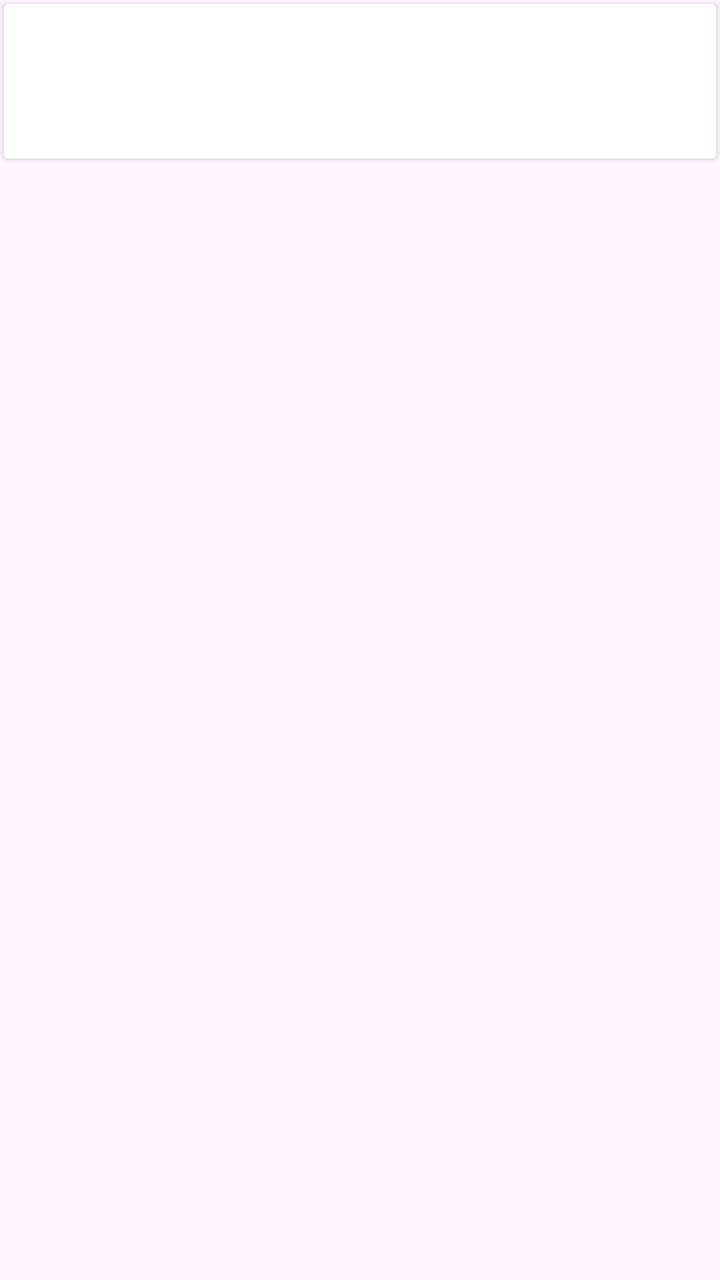
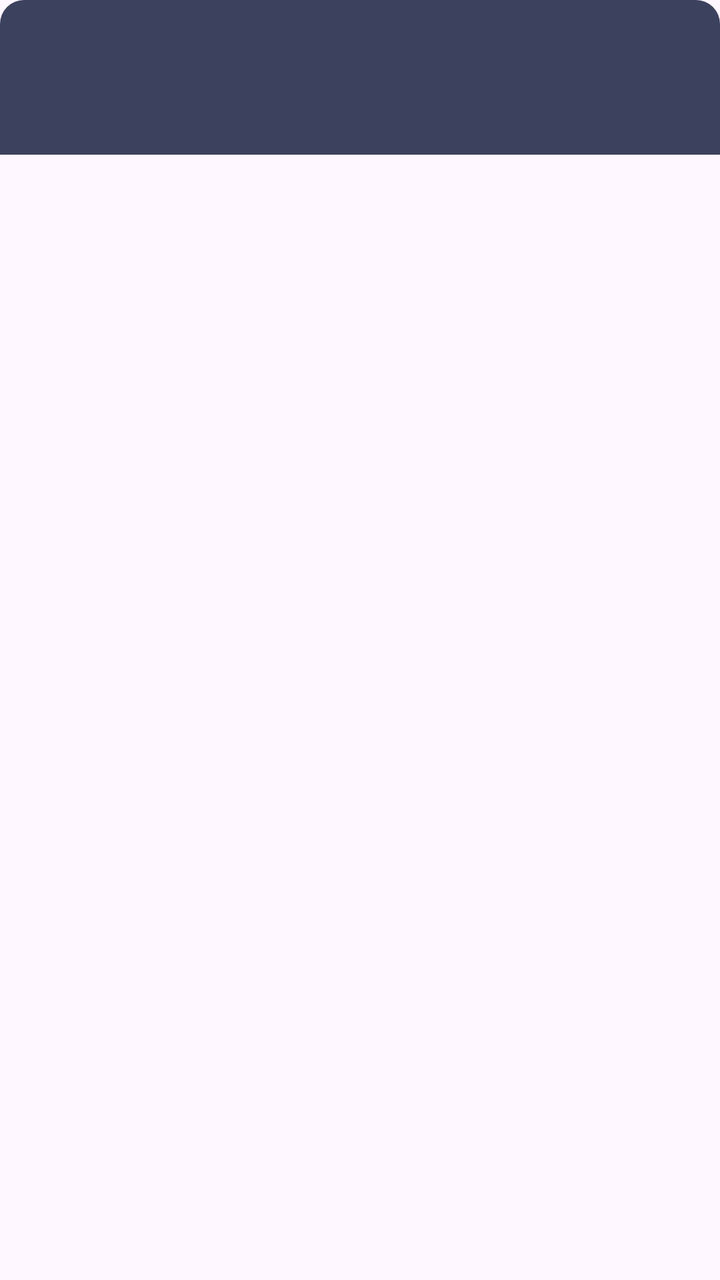

Compare the two renders of this Android layout. The source of the first and the diff that turns it into the second are given below.
<!-- AndroidManifest.xml: application theme Base.Theme.MainApp -->
<!-- res/layout/item_wordpress.xml -->
<?xml version="1.0" encoding="utf-8"?>
<LinearLayout xmlns:android="http://schemas.android.com/apk/res/android"
    android:layout_width="match_parent"
    android:layout_height="wrap_content"
    android:layout_marginHorizontal="5sp"
    android:layout_marginBottom="10sp"
    android:orientation="vertical">

    <androidx.cardview.widget.CardView
        android:layout_width="match_parent"
        android:layout_height="wrap_content"
        android:layout_gravity="center"
        android:layout_margin="2dp"
        android:elevation="3dp"
        android:foreground="?android:attr/selectableItemBackground">

        <RelativeLayout
            android:layout_width="match_parent"
            android:layout_height="wrap_content">

            <TextView
                android:id="@+id/title"
                android:layout_width="wrap_content"
                android:layout_height="wrap_content"
                android:paddingLeft="16dp"
                android:paddingTop="10dp"
                android:paddingRight="16dp"
                android:paddingBottom="8dp"
                android:textColor="@color/dark"
                android:textSize="18sp" />

            <TextView
                android:id="@+id/content"
                android:layout_width="match_parent"
                android:layout_height="wrap_content"
                android:layout_below="@id/title"
                android:ellipsize="end"
                android:maxLines="3"
                android:paddingLeft="16dp"
                android:paddingRight="16dp"
                android:paddingBottom="16dp" />

        </RelativeLayout>

    </androidx.cardview.widget.CardView>

</LinearLayout>
<!-- resources referenced by this layout -->
<resources>
  <color name="dark">#000000</color>
  <style name="Base.Theme.MainApp" parent="Theme.Material3.DayNight.NoActionBar">
          <item name="android:statusBarColor">@color/white</item>
          <item name="android:windowLightStatusBar">true</item>
          
          <item name="colorPrimary">@color/colorPrimary</item>
          <item name="colorPrimaryDark">@color/basic_2</item>
          <item name="colorAccent">@color/basic_2</item>
          <item name="color">@color/white</item>
          <item name="background">@color/basic_2</item>
          <item name="tickColor">@color/basic_2</item>
          <item name="trackColor">@color/basic_2</item>
          <item name="colorOnBackground">@color/white</item>
          <item name="colorError">@color/dark</item>
          <item name="colorOnError">@color/basic_2</item>
      </style>
  <color name="white">#ffffff</color>
  <color name="colorPrimary">#fff</color>
      //Needed
  <color name="basic_2">#3c415e</color>
</resources>

<!-- the commit's change to res/layout/item_wordpress.xml (unified diff, before → after) -->
@@ -1,47 +1,43 @@
 <?xml version="1.0" encoding="utf-8"?>
-<LinearLayout xmlns:android="http://schemas.android.com/apk/res/android"
+<com.google.android.material.card.MaterialCardView xmlns:android="http://schemas.android.com/apk/res/android"
+    xmlns:app="http://schemas.android.com/apk/res-auto"
     android:layout_width="match_parent"
     android:layout_height="wrap_content"
     android:layout_marginHorizontal="5sp"
     android:layout_marginBottom="10sp"
-    android:orientation="vertical">
+    android:foreground="?android:attr/selectableItemBackground"
+    app:cardCornerRadius="12dp"
+    app:strokeWidth="0dp">
 
-    <androidx.cardview.widget.CardView
+    <LinearLayout
         android:layout_width="match_parent"
         android:layout_height="wrap_content"
-        android:layout_gravity="center"
-        android:layout_margin="2dp"
-        android:elevation="3dp"
-        android:foreground="?android:attr/selectableItemBackground">
+        android:background="?background"
+        android:orientation="vertical">
 
-        <RelativeLayout
+        <TextView
+            android:id="@+id/title"
             android:layout_width="match_parent"
-            android:layout_height="wrap_content">
+            android:layout_height="wrap_content"
+            android:paddingLeft="16dp"
+            android:paddingTop="10dp"
+            android:paddingRight="16dp"
+            android:paddingBottom="8dp"
+            android:textColor="@color/white"
+            android:textSize="18sp"
+            android:textStyle="bold" />
 
-            <TextView
-                android:id="@+id/title"
-                android:layout_width="wrap_content"
-                android:layout_height="wrap_content"
-                android:paddingLeft="16dp"
-                android:paddingTop="10dp"
-                android:paddingRight="16dp"
-                android:paddingBottom="8dp"
-                android:textColor="@color/dark"
-                android:textSize="18sp" />
+        <TextView
+            android:id="@+id/content"
+            android:layout_width="match_parent"
+            android:layout_height="wrap_content"
+            android:ellipsize="end"
+            android:maxLines="3"
+            android:paddingLeft="16dp"
+            android:paddingRight="16dp"
+            android:paddingBottom="16dp"
+            android:textColor="@color/white" />
 
-            <TextView
-                android:id="@+id/content"
-                android:layout_width="match_parent"
-                android:layout_height="wrap_content"
-                android:layout_below="@id/title"
-                android:ellipsize="end"
-                android:maxLines="3"
-                android:paddingLeft="16dp"
-                android:paddingRight="16dp"
-                android:paddingBottom="16dp" />
+    </LinearLayout>
 
-        </RelativeLayout>
-
-    </androidx.cardview.widget.CardView>
-
-</LinearLayout>
+</com.google.android.material.card.MaterialCardView>
